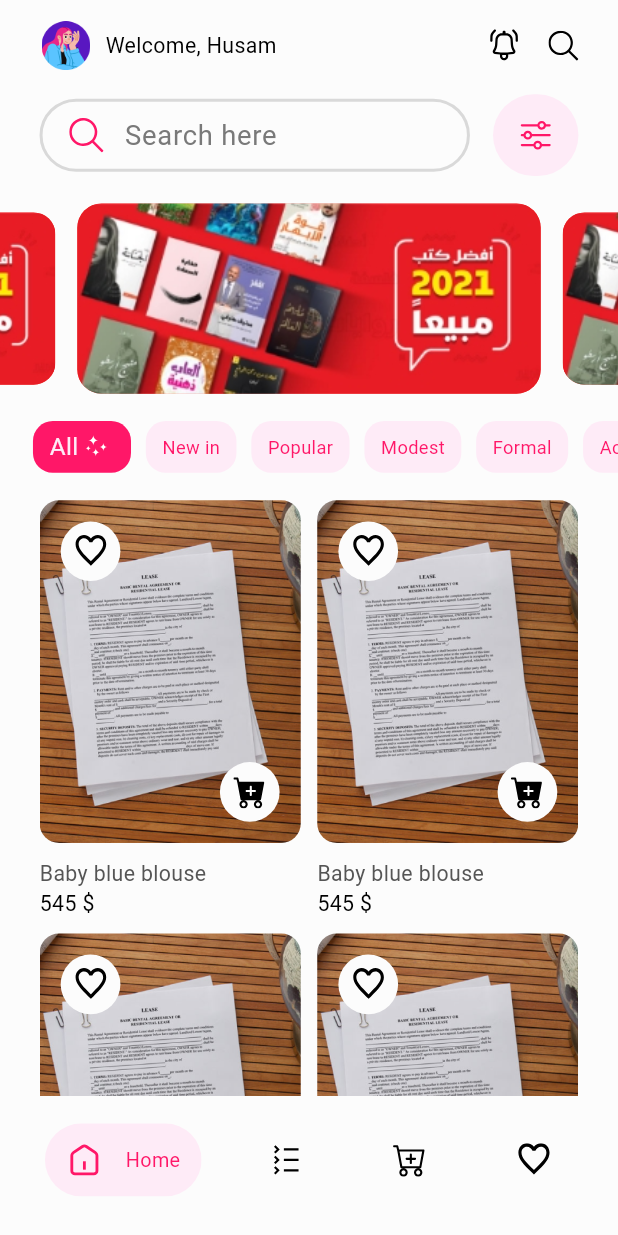
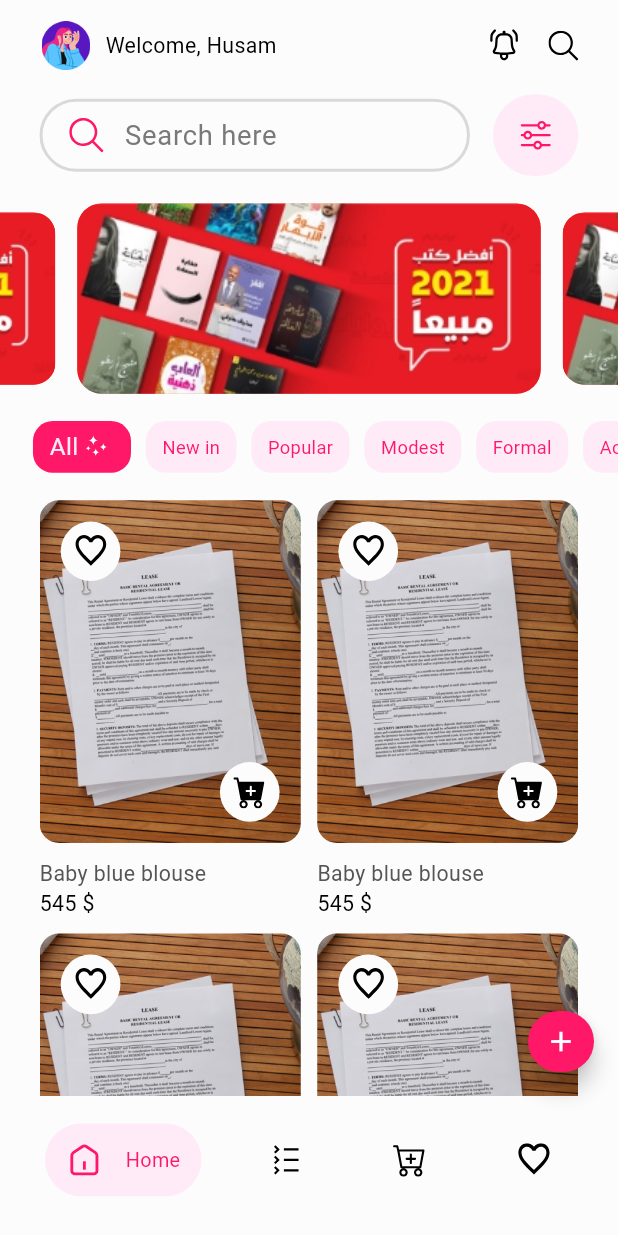
Before and after one commit to flutter-mentorship-t4/mentorship_project, a Flutter app: the screen it shows after launch, on a phone screen of 412 x 824 dp. Run offline on Flutter 3.47's test engine with Material 3 defaults, Android fonts, the phone set to English and light mode, and no system bars; drawn by our look-alikes of carousel_slider; our stand-ins replace connectivity_plus, dio, easy_localization, flutter_bloc, flutter_screenutil, flutter_secure_storage and 7 more; generated files the repository leaves out were written again; project files that could hold a hidden picture were left out.

Commit message:
feat(Home) 🚀 Add floating action button in home screen

```diff
--- a/lib/features/home/ui/home_screen.dart
+++ b/lib/features/home/ui/home_screen.dart
@@ -37,7 +37,8 @@ class _HomeScreenState extends State<HomeScreen> {
 
   @override
   Widget build(BuildContext context) {
-    return Column(
+    return Scaffold(
+      body: Column(
         mainAxisAlignment: MainAxisAlignment.start,
         crossAxisAlignment: CrossAxisAlignment.center,
         children: [
@@ -47,6 +48,15 @@ class _HomeScreenState extends State<HomeScreen> {
           const _FilterCategoriesButton(),
           const _ProductsGridView(),
         ],
+      ),
+      floatingActionButton: FloatingActionButton.small(
+        shape: RoundedRectangleBorder(
+          borderRadius: BorderRadius.circular(100),
+        ),
+        backgroundColor: ColorsManager.primaryColor,
+        child: Icon(Icons.add, color: Colors.white, size: 20.w),
+        onPressed: () {},
+      ).widthAndHeight(width: 40.w, height: 40.h),
     );
   }
 }
```
Lines whose indentation alone changed are shown as unchanged.
